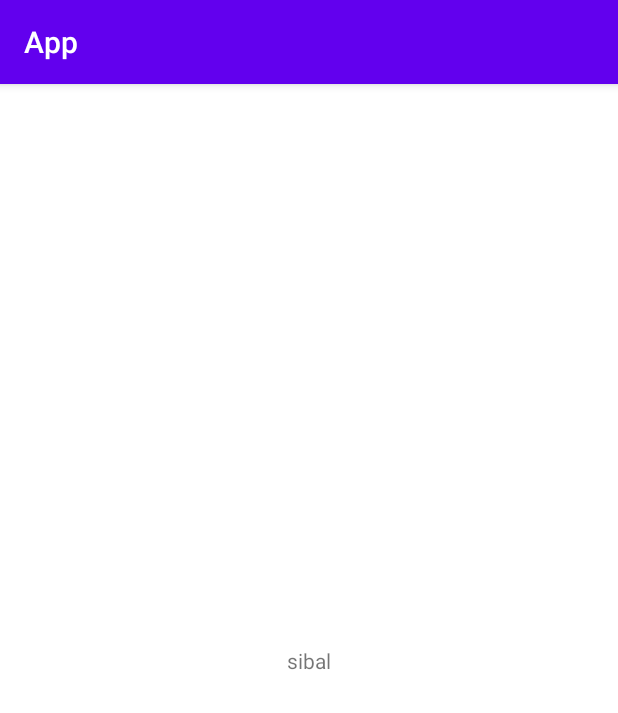
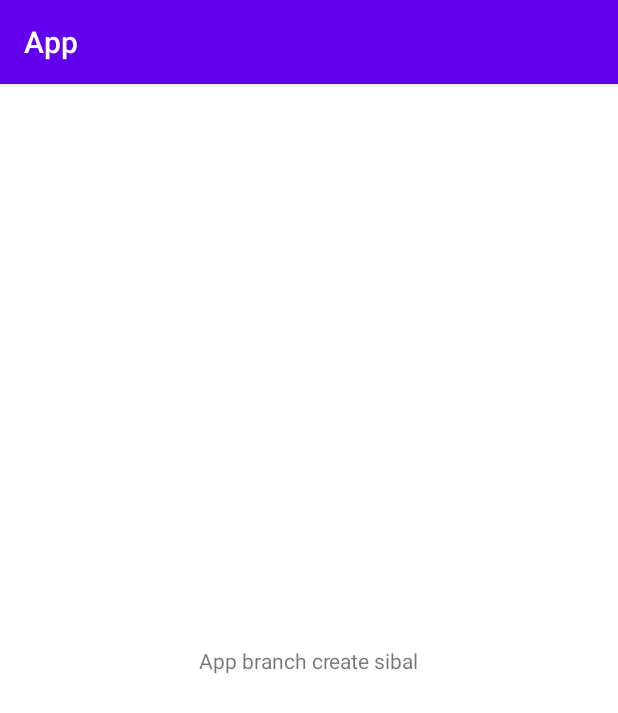
Before and after one commit to son-yu-seoung/2022_KIKOM, an Android app: the screen it shows after launch (MainActivity), on a phone screen of 412 x 824 dp. Shown: the top 713 px of the screen. Run offline under Robolectric (Android 15) with nearby library versions, the phone set to English and light mode, and no system bars.

Commit message:
App branch create - yuseong

```diff
--- a/App/app/src/main/res/layout/activity_main.xml
+++ b/App/app/src/main/res/layout/activity_main.xml
@@ -9,7 +9,7 @@
     <TextView
         android:layout_width="wrap_content"
         android:layout_height="wrap_content"
-        android:text="sibal"
+        android:text="App branch create sibal"
         app:layout_constraintBottom_toBottomOf="parent"
         app:layout_constraintLeft_toLeftOf="parent"
         app:layout_constraintRight_toRightOf="parent"
```
